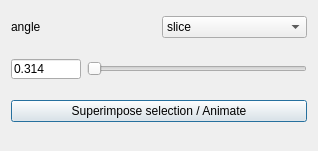
First picture: the form in SciDataTool/GUI/WDataExtractor/WDataExtractor.ui, repository Eomys/SciDataTool, before the edit.
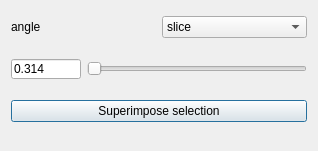
Second picture: the form after the edit. Custom widgets are drawn as their Qt base class.

Patch:
```diff
--- a/SciDataTool/GUI/WDataExtractor/WDataExtractor.ui
+++ b/SciDataTool/GUI/WDataExtractor/WDataExtractor.ui
@@ -198,7 +198,7 @@
       </size>
      </property>
      <property name="text">
-      <string>Superimpose selection / Animate</string>
+      <string>Superimpose selection</string>
      </property>
     </widget>
    </item>
```
Left out of the diff: 10 changed lines with no effect on the pictures.
